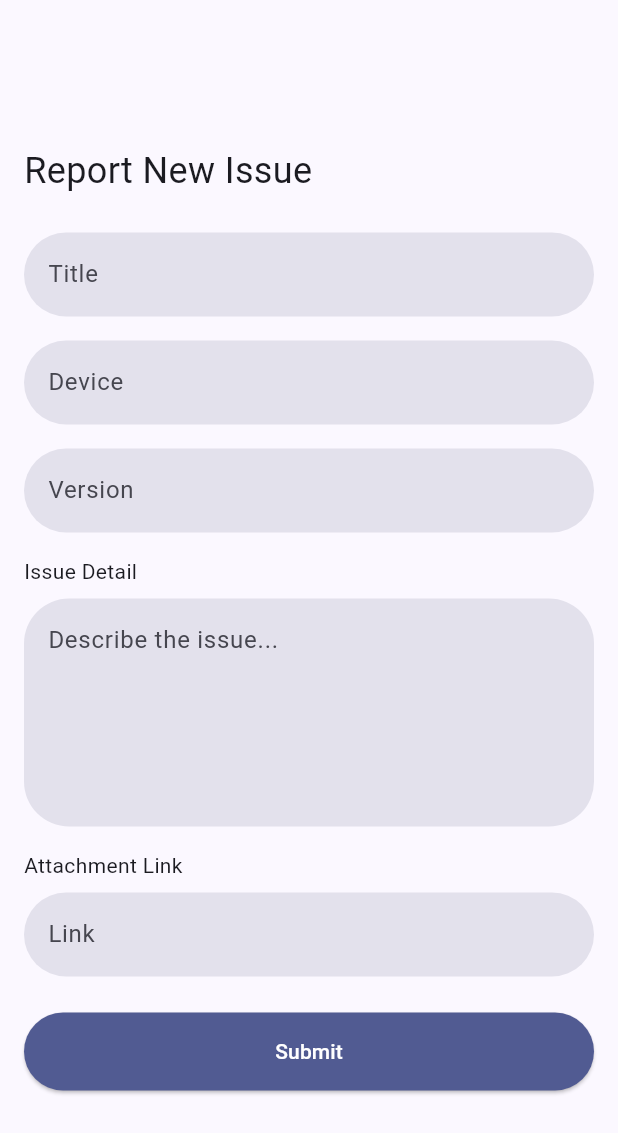
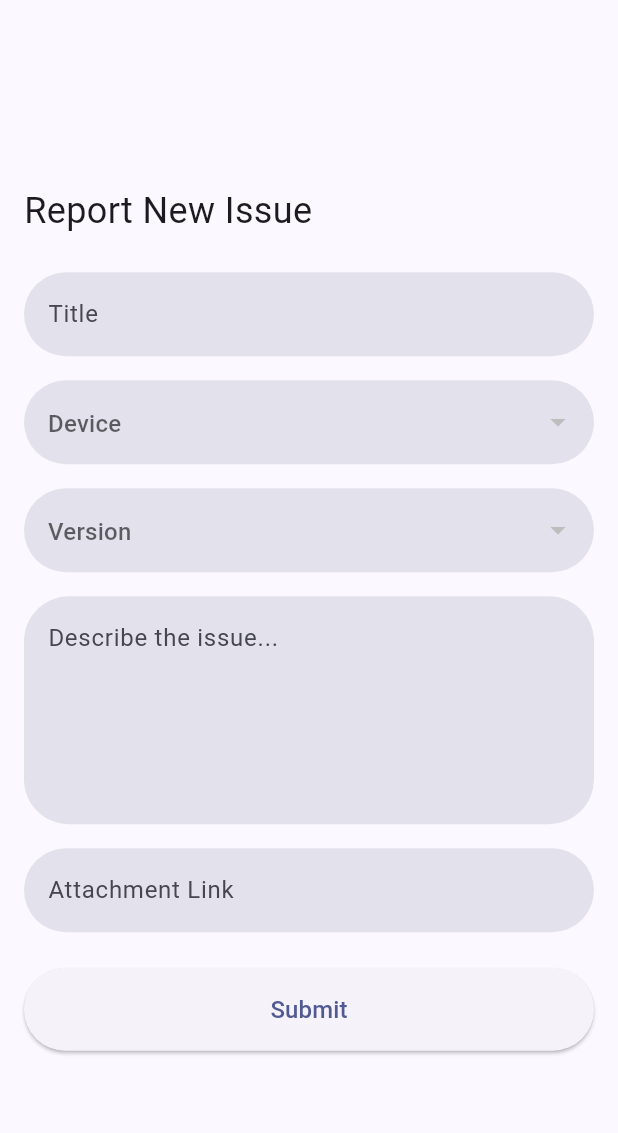
Before and after one commit to thescipio/scipio_mobile, a Flutter app: the ReportIssuePage screen opened directly, after a tap on "Submit", on a phone screen of 412 x 824 dp. Shown: the top 1133 px of the screen. Run offline on Flutter 3.47's test engine with Material 3 defaults, Android fonts, the light colour scheme and no system bars; our stand-ins replace dio, shared_preferences; accounts and stored records are empty; network calls fail.

Commit message:
scipio: Give new issue form functionality

```diff
--- a/lib/view/screen/dashboard_page.dart
+++ b/lib/view/screen/dashboard_page.dart
@@ -3,8 +3,8 @@ import 'package:dio/dio.dart';
 import 'package:shared_preferences/shared_preferences.dart';
 import 'package:intl/intl.dart';
 import 'package:scipio/view/screen/login_page.dart';
-import 'package:scipio/view/screen/new_post_page.dart';
 import 'package:scipio/view/screen/issues_detail.dart';
+import 'new_post_page.dart';
 
 class DashboardPage extends StatelessWidget {
   const DashboardPage({super.key});
@@ -49,8 +49,7 @@ class _IssueTrackerPageState extends State<IssueTrackerPage> {
 
   String _formatDate(String date) {
     final DateTime parsedDate = DateTime.parse(date);
-    final DateFormat formatter =
-        DateFormat('MMM dd, yyyy');
+    final DateFormat formatter = DateFormat('MMM dd, yyyy');
     return formatter.format(parsedDate);
   }
 
@@ -118,11 +117,14 @@ class _IssueTrackerPageState extends State<IssueTrackerPage> {
         ),
       ),
       floatingActionButton: FloatingActionButton(
-  onPressed: () {
-    Navigator.push(
+        onPressed: () async {
+          bool? result = await Navigator.push(
             context,
             MaterialPageRoute(builder: (context) => const ReportIssuePage()),
           );
+          if (result == true) {
+            _fetchIssues();
+          }
         },
         backgroundColor: colorScheme.secondary,
         child: const Icon(Icons.add),
--- a/lib/view/screen/new_post_page.dart
+++ b/lib/view/screen/new_post_page.dart
@@ -1,7 +1,95 @@
 import 'package:flutter/material.dart';
+import 'package:dio/dio.dart';
+import 'package:shared_preferences/shared_preferences.dart';
 
-class ReportIssuePage extends StatelessWidget {
+class ReportIssuePage extends StatefulWidget {
   const ReportIssuePage({super.key});
+
+  @override
+  _ReportIssuePageState createState() => _ReportIssuePageState();
+}
+
+class _ReportIssuePageState extends State<ReportIssuePage> {
+  final TextEditingController titleController = TextEditingController();
+  final TextEditingController detailController = TextEditingController();
+  final TextEditingController linkController = TextEditingController();
+
+  String? selectedDevice;
+  String? selectedVersion;
+  List<Map<String, String>> devices = [];
+  List<Map<String, String>> versions = [];
+
+  @override
+  void initState() {
+    super.initState();
+    fetchDevices();
+    fetchVersions();
+  }
+
+  Future<void> fetchDevices() async {
+    try {
+      final response = await Dio().get('http://canna.hlcyn.co/api/device');
+      setState(() {
+        devices = (response.data['data'] as List)
+            .map((e) => {
+                  'marketname': e['marketname'].toString(),
+                  'codename': e['codename'].toString()
+                })
+            .toList();
+      });
+    } catch (e) {
+      print('Failed to load devices: $e');
+    }
+  }
+
+  Future<void> fetchVersions() async {
+    try {
+      final response = await Dio().get('http://canna.hlcyn.co/api/version');
+      setState(() {
+        versions = (response.data['data'] as List)
+            .map((e) => {
+                  'branch': e['branch'].toString(),
+                  'codename': e['codename'].toString()
+                })
+            .toList();
+      });
+    } catch (e) {
+      print('Failed to load versions: $e');
+    }
+  }
+
+  Future<void> submitIssue() async {
+    try {
+      final prefs = await SharedPreferences.getInstance();
+      final token = prefs.getString('auth_token');
+      if (token == null) {
+        print('No auth token found');
+        return;
+      }
+
+      final requestBody = {
+        'title': titleController.text,
+        'device': selectedDevice ?? '',
+        'version': selectedVersion ?? '',
+        'description': detailController.text,
+        'attachment_link': linkController.text,
+      };
+
+      final response = await Dio().post(
+        'https://canna.hlcyn.co/api/issue',
+        options: Options(headers: {'Authorization': 'Bearer $token'}),
+        data: requestBody,
+      );
+      print('Issue submission response: ${response.data}');
+
+
+      if (response.statusCode == 200) {
+        Navigator.pop(context, true);
+      }
+    } catch (e) {
+      print('Failed to submit issue: $e');
+    }
+  }
 
   @override
   Widget build(BuildContext context) {
@@ -9,75 +97,51 @@ class ReportIssuePage extends StatelessWidget {
     final colorScheme = theme.colorScheme;
 
     return Scaffold(
-      backgroundColor:
-          colorScheme.background,
+      backgroundColor: colorScheme.background,
       body: Center(
         child: Padding(
           padding: const EdgeInsets.all(16.0),
           child: Column(
             mainAxisAlignment: MainAxisAlignment.center,
-            crossAxisAlignment:
-                CrossAxisAlignment.start,
+            crossAxisAlignment: CrossAxisAlignment.start,
             children: [
-              Text(
-                'Report New Issue',
-                style: TextStyle(
-                  fontSize: 24,
-                  fontWeight: FontWeight.normal,
-                  color:
-                      colorScheme.onBackground,
-                ),
-                textAlign: TextAlign.left,
-              ),
+              const Text('Report New Issue', style: TextStyle(fontSize: 24)),
               const SizedBox(height: 24),
-              const CustomTextField(hintText: 'Title'),
+              CustomTextField(controller: titleController, hintText: 'Title'),
               const SizedBox(height: 16),
-              const CustomTextField(hintText: 'Device'),
-              const SizedBox(height: 16),
-              const CustomTextField(hintText: 'Version'),
-              const SizedBox(height: 16),
-              Align(
-                alignment: Alignment.centerLeft,
-                child: Text(
-                  'Issue Detail',
-                  style: TextStyle(
-                      color: colorScheme
-                          .onBackground),
-                ),
-              ),
-              const SizedBox(height: 8),
-              const CustomTextField(
-                hintText: 'Describe the issue...',
-                maxLines: 5,
+              CustomDropdown(
+                value: selectedDevice,
+                items: devices,
+                hintText: 'Device',
+                onChanged: (value) => setState(() => selectedDevice = value),
               ),
               const SizedBox(height: 16),
-              Align(
-                alignment: Alignment.centerLeft,
-                child: Text(
-                  'Attachment Link',
-                  style: TextStyle(
-                      color: colorScheme
-                          .onBackground),
-                ),
+              CustomDropdown(
+                value: selectedVersion,
+                items: versions,
+                hintText: 'Version',
+                onChanged: (value) => setState(() => selectedVersion = value),
               ),
-              const SizedBox(height: 8),
-              const CustomTextField(hintText: 'Link'),
+              const SizedBox(height: 16),
+              CustomTextField(
+                  controller: detailController,
+                  hintText: 'Describe the issue...',
+                  maxLines: 5),
+              const SizedBox(height: 16),
+              CustomTextField(
+                  controller: linkController, hintText: 'Attachment Link'),
               const SizedBox(height: 24),
-              ElevatedButton(
-                onPressed: () {},
-                style: ElevatedButton.styleFrom(
-                  backgroundColor:
-                      colorScheme.primary,
-                  shape: RoundedRectangleBorder(
-                    borderRadius: BorderRadius.circular(30),
+              SizedBox(
+                width: double.infinity,
+                child: ElevatedButton(
+                  onPressed: submitIssue,
+                  style: ElevatedButton.styleFrom(
+                    shape: RoundedRectangleBorder(
+                      borderRadius: BorderRadius.circular(30),
+                    ),
+                    padding: const EdgeInsets.symmetric(vertical: 16),
                   ),
-                  padding: const EdgeInsets.symmetric(vertical: 16),
-                ),
-                child: const Center(
-                  child: Text(
-                    'Submit',
-                    style: TextStyle(color: Colors.white),
-                  ),
+                  child: const Text('Submit', style: TextStyle(fontSize: 16)),
                 ),
               ),
             ],
@@ -89,37 +153,69 @@ class ReportIssuePage extends StatelessWidget {
 }
 
 class CustomTextField extends StatelessWidget {
+  final TextEditingController controller;
   final String hintText;
   final int maxLines;
 
   const CustomTextField({
-    super.key,
+    required this.controller,
     required this.hintText,
     this.maxLines = 1,
+    super.key,
   });
 
   @override
   Widget build(BuildContext context) {
-    final theme = Theme.of(context);
-    final colorScheme = theme.colorScheme;
-
     return TextField(
+      controller: controller,
       maxLines: maxLines,
       decoration: InputDecoration(
         hintText: hintText,
-        hintStyle: TextStyle(
-            color: colorScheme
-                .onSurfaceVariant),
-        filled: true,
-        fillColor:
-            colorScheme.surfaceVariant,
         border: OutlineInputBorder(
           borderRadius: BorderRadius.circular(30),
           borderSide: BorderSide.none,
         ),
+        filled: true,
+        fillColor: Theme.of(context).colorScheme.surfaceVariant,
       ),
-      style: TextStyle(
-          color: colorScheme.onSurface),
     );
   }
 }
+
+class CustomDropdown extends StatelessWidget {
+  final String? value;
+  final List<Map<String, String>> items;
+  final String hintText;
+  final ValueChanged<String?> onChanged;
+
+  const CustomDropdown({
+    required this.value,
+    required this.items,
+    required this.hintText,
+    required this.onChanged,
+    super.key,
+  });
+
+  @override
+  Widget build(BuildContext context) {
+    return DropdownButtonFormField<String>(
+      value: value,
+      items: items
+          .map((e) => DropdownMenuItem(
+                value: e['branch'] ?? e['codename'],
+                child: Text(e['marketname'] ?? e['branch'] ?? ''),
+              ))
+          .toList(),
+      onChanged: onChanged,
+      decoration: InputDecoration(
+        hintText: hintText,
+        border: OutlineInputBorder(
+          borderRadius: BorderRadius.circular(30),
+          borderSide: BorderSide.none,
+        ),
+        filled: true,
+        fillColor: Theme.of(context).colorScheme.surfaceVariant,
+      ),
+    );
+  }
+}
```
Lines whose indentation alone changed are shown as unchanged.
